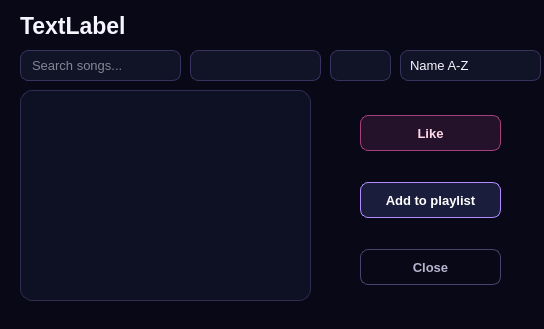
Qt form listenersongsdialog.ui (Kiana-hash/MusicAppQt) before a commit.
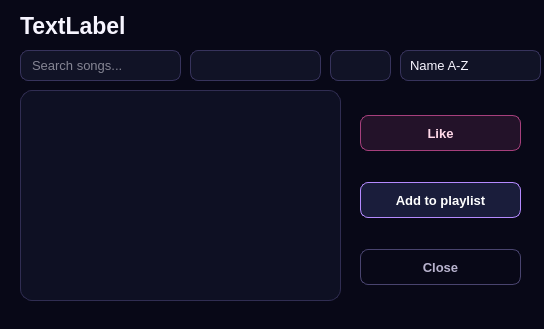
The same form after that commit.

```diff
--- a/listenersongsdialog.ui
+++ b/listenersongsdialog.ui
@@ -401,7 +401,7 @@
     <rect>
      <x>20</x>
      <y>90</y>
-     <width>291</width>
+     <width>321</width>
      <height>211</height>
     </rect>
    </property>
@@ -411,7 +411,7 @@
     <rect>
      <x>360</x>
      <y>90</y>
-     <width>141</width>
+     <width>161</width>
      <height>221</height>
     </rect>
    </property>
```
